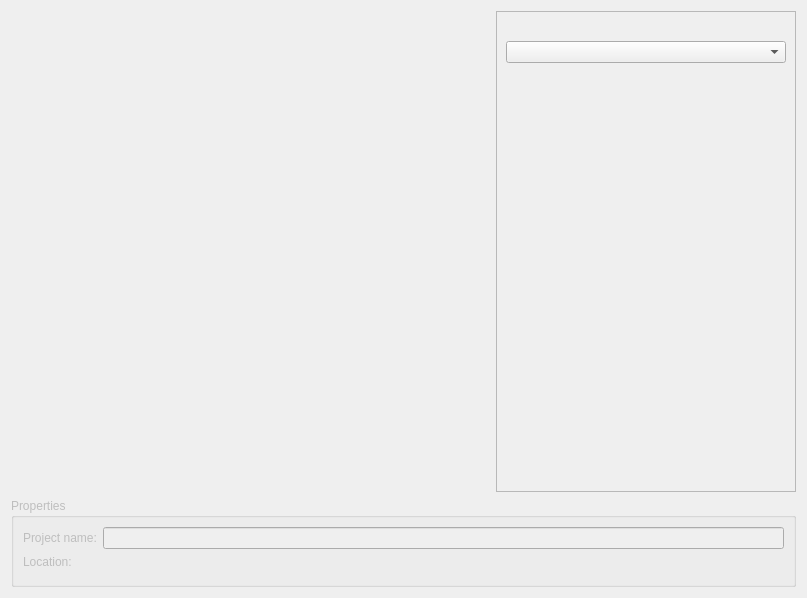
Old version of the form plugins/appwizard/projectselectionpage.ui in the repository KDE/kdevelop.
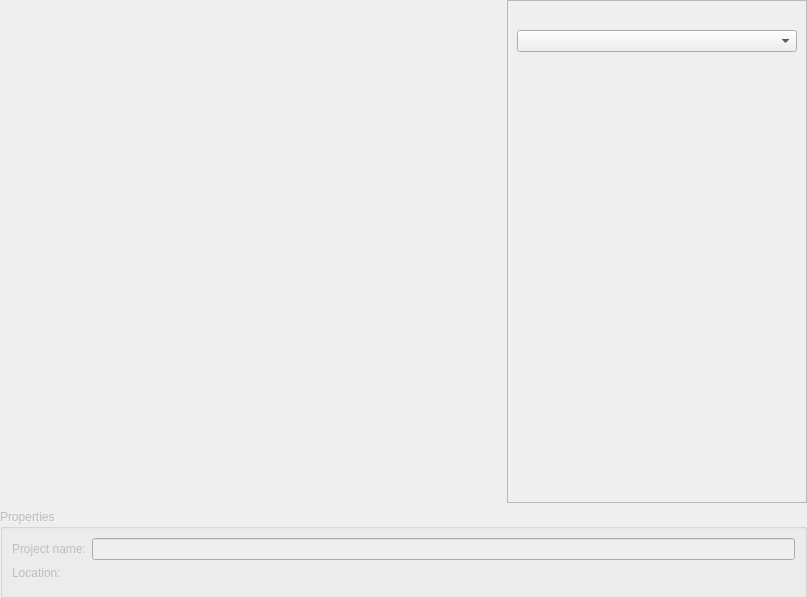
New version of the form. Custom widgets are drawn as their Qt base class.

Commit message:
appwizard: remove extra margins around pages
GIT_SILENT

```diff
--- a/plugins/appwizard/projectselectionpage.ui
+++ b/plugins/appwizard/projectselectionpage.ui
@@ -11,6 +11,18 @@
    </rect>
   </property>
   <layout class="QGridLayout" name="gridLayout">
+   <property name="leftMargin">
+    <number>0</number>
+   </property>
+   <property name="topMargin">
+    <number>0</number>
+   </property>
+   <property name="rightMargin">
+    <number>0</number>
+   </property>
+   <property name="bottomMargin">
+    <number>0</number>
+   </property>
    <item row="1" column="0" colspan="2">
     <widget class="QGroupBox" name="propertiesBox">
      <property name="enabled">
```
The commit also changes 2 other files.
